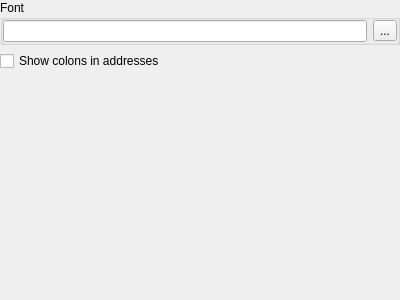
Above: xhexviewoptionswidget.ui from horsicq/XHexView before the change. Below: the same form after it.
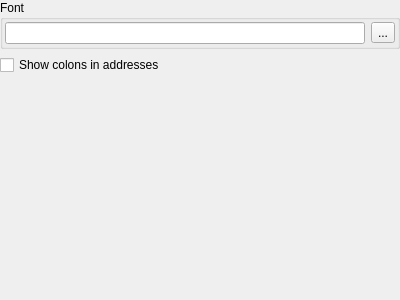
That is the form after the change.

```diff
--- a/xhexviewoptionswidget.ui
+++ b/xhexviewoptionswidget.ui
@@ -66,16 +66,16 @@
          </property>
          <layout class="QHBoxLayout" name="horizontalLayout">
           <property name="leftMargin">
-           <number>0</number>
+           <number>2</number>
           </property>
           <property name="topMargin">
-           <number>0</number>
+           <number>2</number>
           </property>
           <property name="rightMargin">
-           <number>0</number>
+           <number>2</number>
           </property>
           <property name="bottomMargin">
-           <number>0</number>
+           <number>2</number>
           </property>
           <item>
            <widget class="QLineEdit" name="lineEditHexFont">
```
